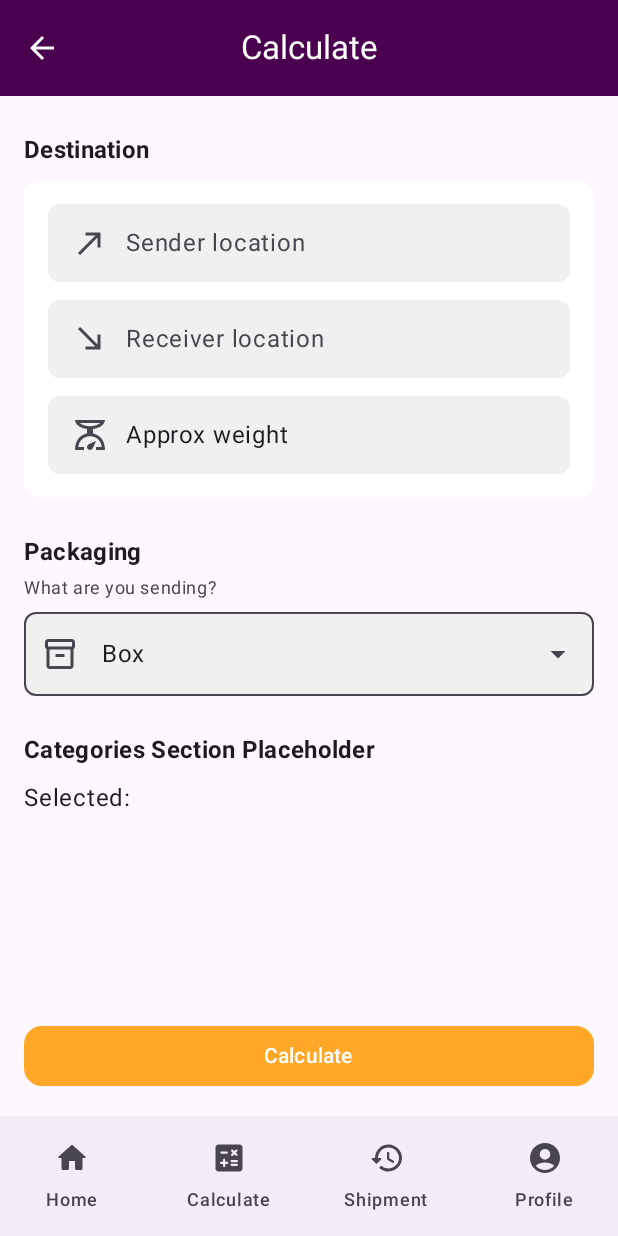
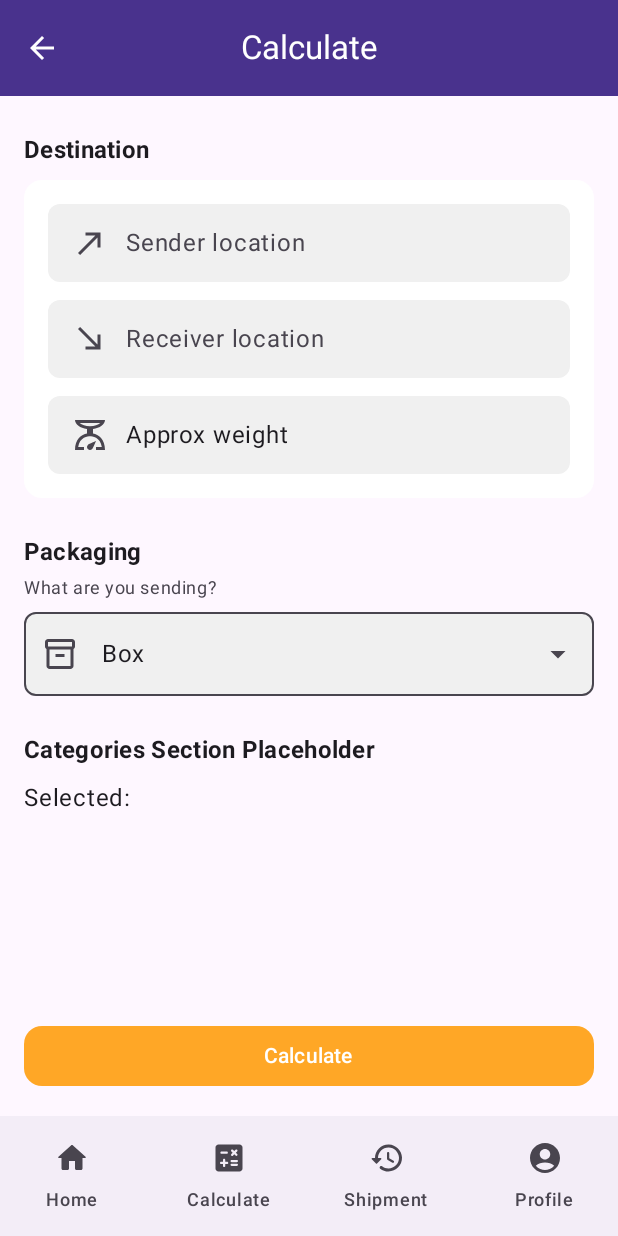
Before and after one commit to Kagiri11/Shipments, an Android app built with Jetpack Compose: the screen it shows after launch (MainActivity), item 2 of the bottom bar chosen, on a phone screen of 412 x 824 dp. Run offline under Robolectric (Android 15) with nearby library versions, the phone set to English and light mode, and no system bars; pictures from the network do not load.

Commit message:
Make notification bell a card

```diff
--- a/app/src/main/AndroidManifest.xml
+++ b/app/src/main/AndroidManifest.xml
@@ -17,6 +17,7 @@
         <activity
             android:name=".MainActivity"
             android:exported="true"
+            android:windowSoftInputMode="adjustResize"
             android:label="@string/app_name"
             android:theme="@style/Theme.Shipments">
             <intent-filter>
--- a/app/src/main/java/com/cmaina/shipments/MainActivity.kt
+++ b/app/src/main/java/com/cmaina/shipments/MainActivity.kt
@@ -1,7 +1,10 @@
 package com.cmaina.shipments
 
+import android.graphics.Color
 import android.os.Bundle
+import android.view.WindowInsets
 import androidx.activity.ComponentActivity
+import androidx.activity.SystemBarStyle
 import androidx.activity.compose.setContent
 import androidx.activity.enableEdgeToEdge
 import androidx.compose.foundation.layout.fillMaxSize
@@ -11,13 +14,18 @@ import androidx.compose.material3.Text
 import androidx.compose.runtime.Composable
 import androidx.compose.ui.Modifier
 import androidx.compose.ui.tooling.preview.Preview
+import androidx.core.view.ViewCompat
+import androidx.core.view.WindowCompat
+import androidx.core.view.WindowInsetsControllerCompat
 import com.cmaina.shipments.ui.MainScreen
 import com.cmaina.shipments.ui.theme.ShipmentsTheme
 
 class MainActivity : ComponentActivity() {
     override fun onCreate(savedInstanceState: Bundle?) {
         super.onCreate(savedInstanceState)
-        enableEdgeToEdge()
+        enableEdgeToEdge(
+            statusBarStyle = SystemBarStyle.auto(Color.TRANSPARENT, Color.TRANSPARENT)
+        )
         setContent {
             ShipmentsTheme {
                 MainScreen()
--- a/app/src/main/java/com/cmaina/shipments/ui/MainScreen.kt
+++ b/app/src/main/java/com/cmaina/shipments/ui/MainScreen.kt
@@ -1,6 +1,7 @@
 package com.cmaina.shipments.ui
 
 import androidx.compose.foundation.layout.padding
+import androidx.compose.foundation.layout.safeContentPadding
 import androidx.compose.material3.Scaffold
 import androidx.compose.runtime.Composable
 import androidx.compose.ui.Modifier
--- a/app/src/main/java/com/cmaina/shipments/ui/screens/calculate/CalculateTopAppBar.kt
+++ b/app/src/main/java/com/cmaina/shipments/ui/screens/calculate/CalculateTopAppBar.kt
@@ -2,6 +2,7 @@
 // Or place directly in CalculateScreen.kt if it's not reused extensively.
 package com.cmaina.shipments.ui.screens.calculate
 
+import androidx.compose.foundation.layout.WindowInsets
 import androidx.compose.material.icons.Icons
 import androidx.compose.material.icons.automirrored.filled.ArrowBack
 import androidx.compose.material3.CenterAlignedTopAppBar
@@ -14,6 +15,8 @@ import androidx.compose.material3.TopAppBarDefaults
 import androidx.compose.runtime.Composable
 import androidx.compose.ui.graphics.Color
 import androidx.compose.ui.tooling.preview.Preview
+import androidx.compose.ui.unit.dp
+import com.cmaina.shipments.ui.theme.ShipmentsPurple
 
 // Assuming these colors are defined in a central place or accessible
 val AppBarBackgroundColor = Color(0xFF4A004E) // Same deep purple
@@ -29,7 +32,7 @@ fun CalculateTopAppBar(
             Text(
                 text = "Calculate",
                 style = MaterialTheme.typography.titleLarge,
-                color = AppBarContentColor
+                color = Color.White
             )
         },
         navigationIcon = {
@@ -42,10 +45,11 @@ fun CalculateTopAppBar(
             }
         },
         colors = TopAppBarDefaults.centerAlignedTopAppBarColors(
-            containerColor = AppBarBackgroundColor,
+            containerColor = ShipmentsPurple,
             titleContentColor = AppBarContentColor,
             navigationIconContentColor = AppBarContentColor
-        )
+        ),
+        windowInsets = WindowInsets(top = 0.dp)
     )
 }
 
--- a/app/src/main/java/com/cmaina/shipments/ui/screens/calculate/CalculateViewModel.kt
+++ b/app/src/main/java/com/cmaina/shipments/ui/screens/calculate/CalculateViewModel.kt
@@ -1,8 +1,9 @@
-// File: com/cmaina/shipments/ui/screens/calculate/CalculateViewModel.kt
 package com.cmaina.shipments.ui.screens.calculate
 
 import androidx.lifecycle.ViewModel
 import androidx.lifecycle.viewModelScope
+import com.cmaina.shipments.ui.screens.calculate.components.CalculateFormField
+import com.cmaina.shipments.ui.screens.calculate.components.CalculateScreenUiState
 import kotlinx.coroutines.delay
 import kotlinx.coroutines.flow.MutableStateFlow
 import kotlinx.coroutines.flow.StateFlow
--- a/app/src/main/java/com/cmaina/shipments/ui/screens/calculate/DestinationSection.kt
+++ b/app/src/main/java/com/cmaina/shipments/ui/screens/calculate/DestinationSection.kt
@@ -20,6 +20,8 @@ import androidx.compose.ui.Modifier
 import androidx.compose.ui.graphics.Color
 import androidx.compose.ui.text.font.FontWeight
 import androidx.compose.ui.unit.dp
+import com.cmaina.shipments.ui.screens.calculate.components.CalculateFormField
+import com.cmaina.shipments.ui.screens.calculate.components.CalculateScreenUiState
 import com.cmaina.shipments.ui.screens.calculate.components.FormEntryField // Import FormEntryField
 
 // ... (CalculateTopAppBar, CalculateScreen, PackagingSection stub, CategoriesSection stub, Previews) ...
--- a/app/src/main/java/com/cmaina/shipments/ui/screens/calculate/PackagingSection.kt
+++ b/app/src/main/java/com/cmaina/shipments/ui/screens/calculate/PackagingSection.kt
@@ -21,9 +21,10 @@ import androidx.compose.runtime.mutableStateOf
 import androidx.compose.runtime.remember
 import androidx.compose.runtime.setValue
 import androidx.compose.ui.Modifier
-import androidx.compose.ui.graphics.Color
 import androidx.compose.ui.text.font.FontWeight
 import androidx.compose.ui.unit.dp
+import com.cmaina.shipments.ui.screens.calculate.components.CalculateFormField
+import com.cmaina.shipments.ui.screens.calculate.components.CalculateScreenUiState
 import com.cmaina.shipments.ui.screens.calculate.components.FormFieldBackgroundColor // Ensure this is accessible
 
 // ... (CalculateTopAppBar, CalculateScreen, DestinationSection, CategoriesSection stub, Previews) ...
--- a/app/src/main/java/com/cmaina/shipments/ui/screens/calculate/CalculateScreenUiState.kt
+++ b/app/src/main/java/com/cmaina/shipments/ui/screens/calculate/components/CalculateScreenUiState.kt
@@ -1,5 +1,4 @@
-// File: com/cmaina/shipments/ui/screens/calculate/CalculateScreenUiState.kt
-package com.cmaina.shipments.ui.screens.calculate
+package com.cmaina.shipments.ui.screens.calculate.components
 
 // Enum to identify different form fields for validation or state management
 enum class CalculateFormField {
--- a/app/src/main/java/com/cmaina/shipments/ui/screens/home/HomeHeaderSection.kt
+++ b/app/src/main/java/com/cmaina/shipments/ui/screens/home/HomeHeaderSection.kt
@@ -7,6 +7,7 @@ import androidx.compose.foundation.layout.Arrangement
 import androidx.compose.foundation.layout.Column
 import androidx.compose.foundation.layout.Row
 import androidx.compose.foundation.layout.Spacer
+import androidx.compose.foundation.layout.fillMaxSize
 import androidx.compose.foundation.layout.fillMaxWidth
 import androidx.compose.foundation.layout.padding
 import androidx.compose.foundation.layout.size
@@ -16,9 +17,12 @@ import androidx.compose.material.icons.Icons
 import androidx.compose.material.icons.filled.ArrowDropDown
 import androidx.compose.material.icons.outlined.Notifications
 import androidx.compose.material3.BadgedBox // For potential notification count
+import androidx.compose.material3.Card
+import androidx.compose.material3.CardDefaults
 import androidx.compose.material3.ExperimentalMaterial3Api // For BadgedBox
 import androidx.compose.material3.Icon
 import androidx.compose.material3.IconButton
+import androidx.compose.material3.IconButtonDefaults
 import androidx.compose.material3.MaterialTheme
 import androidx.compose.material3.Text
 import androidx.compose.runtime.Composable
@@ -109,32 +113,20 @@ fun HomeHeaderSection(
 
         // Right side: Notification Icon
         // If you want to show a badge for notificationCount > 0
-        if (notificationCount > 0) {
-            BadgedBox(
-                badge = {
-                    // You can customize the badge, e.g., Text(notificationCount.toString())
-                    // For now, a simple dot badge as in some Material designs if count > 0
-                    // However, the dribble design doesn't show a count, just the bell.
-                    // So, this BadgedBox might be overkill unless counts are to be shown.
-                    // For simplicity if no count is shown on badge: just use IconButton directly.
-                }
-            ) {
-                IconButton(onClick = onNotificationClick) {
-                    Icon(
-                        imageVector = Icons.Outlined.Notifications,
-                        contentDescription = "Notifications",
-                        tint = Color.White,
-                        modifier = Modifier.size(28.dp)
-                    )
-                }
-            }
-        } else { // Default: No badge, just the icon button
-            IconButton(onClick = onNotificationClick) {
+        Card(
+            modifier = Modifier.size(50.dp),
+            shape = CircleShape,
+            colors = CardDefaults.cardColors(
+                containerColor = Color.White
+            ),
+            elevation = CardDefaults.cardElevation(defaultElevation = 4.dp),
+            onClick = onNotificationClick
+        ) {
+            IconButton(onClick = {}, modifier = Modifier.fillMaxSize()) {
                 Icon(
+                    tint = Color.Black,
                     imageVector = Icons.Outlined.Notifications,
-                    contentDescription = "Notifications",
-                    tint = Color.White,
-                    modifier = Modifier.size(28.dp)
+                    contentDescription = "Notifications"
                 )
             }
         }
--- a/app/src/main/java/com/cmaina/shipments/ui/screens/home/HomeScreen.kt
+++ b/app/src/main/java/com/cmaina/shipments/ui/screens/home/HomeScreen.kt
@@ -10,6 +10,7 @@ import androidx.compose.foundation.layout.fillMaxSize
 import androidx.compose.foundation.layout.fillMaxWidth
 import androidx.compose.foundation.layout.height
 import androidx.compose.foundation.layout.padding
+import androidx.compose.foundation.layout.safeContentPadding
 import androidx.compose.foundation.lazy.LazyColumn
 import androidx.compose.material3.CircularProgressIndicator
 import androidx.compose.material3.ExperimentalMaterial3Api
@@ -25,6 +26,7 @@ import androidx.compose.runtime.getValue
 import androidx.compose.runtime.remember
 import androidx.compose.ui.Alignment
 import androidx.compose.ui.Modifier
+import androidx.compose.ui.graphics.Color
 import androidx.compose.ui.tooling.preview.Preview
 import androidx.compose.ui.unit.dp
 import androidx.lifecycle.viewmodel.compose.viewModel
--- a/app/src/main/java/com/cmaina/shipments/ui/screens/home/HomeSearchBar.kt
+++ b/app/src/main/java/com/cmaina/shipments/ui/screens/home/HomeSearchBar.kt
@@ -8,11 +8,13 @@ import androidx.compose.foundation.layout.Row
 import androidx.compose.foundation.layout.fillMaxWidth
 import androidx.compose.foundation.layout.padding
 import androidx.compose.foundation.layout.size
+import androidx.compose.foundation.layout.wrapContentSize
 import androidx.compose.foundation.shape.CircleShape
 import androidx.compose.foundation.shape.RoundedCornerShape
 import androidx.compose.material.icons.Icons
 import androidx.compose.material.icons.filled.QrCodeScanner // Example for the scan icon
 import androidx.compose.material.icons.filled.Search
+import androidx.compose.material3.Card
 import androidx.compose.material3.ExperimentalMaterial3Api
 import androidx.compose.material3.Icon
 import androidx.compose.material3.IconButton
@@ -31,6 +33,7 @@ import androidx.compose.ui.focus.onFocusChanged
 import androidx.compose.ui.graphics.Color
 import androidx.compose.ui.tooling.preview.Preview
 import androidx.compose.ui.unit.dp
+import com.cmaina.shipments.ui.theme.ShipmentsBrown
 import com.cmaina.shipments.ui.theme.ShipmentsPurple
 
 // Color defined in HomeScreen.kt or your Theme.kt
@@ -54,7 +57,7 @@ fun HomeSearchBar(
             value = searchQuery,
             onValueChange = onQueryChange,
             modifier = modifier
-                .fillMaxWidth()
+                .weight(0.8f)
                 .padding(horizontal = 16.dp, vertical = 8.dp)
                 .onFocusChanged { focusState ->
                     if (focusState.isFocused) {
@@ -69,11 +72,11 @@ fun HomeSearchBar(
                 )
             },
             trailingIcon = {
-                IconButton(onClick = onScanClick) {
+                Card(modifier = Modifier.wrapContentSize(), shape = CircleShape) {
                     Box(
                         modifier = Modifier
-                            .size(36.dp) // Size of the orange circle
-                            .background(Color.White, CircleShape),
+                            .size(40.dp) // Size of the orange circle
+                            .background(ShipmentsBrown, CircleShape),
                         contentAlignment = Alignment.Center
                     ) {
                         Icon(
--- a/app/src/main/java/com/cmaina/shipments/ui/screens/home/TrackingSection.kt
+++ b/app/src/main/java/com/cmaina/shipments/ui/screens/home/TrackingSection.kt
@@ -10,6 +10,7 @@ import androidx.compose.foundation.layout.Column
 import androidx.compose.foundation.layout.IntrinsicSize
 import androidx.compose.foundation.layout.Row
 import androidx.compose.foundation.layout.Spacer
+import androidx.compose.foundation.layout.fillMaxSize
 import androidx.compose.foundation.layout.fillMaxWidth
 import androidx.compose.foundation.layout.height
 import androidx.compose.foundation.layout.padding
@@ -19,9 +20,7 @@ import androidx.compose.foundation.shape.CircleShape
 import androidx.compose.material.icons.Icons
 import androidx.compose.material.icons.filled.Add
 import androidx.compose.material.icons.filled.Apartment // Placeholder for Sender/Receiver
-import androidx.compose.material.icons.filled.ErrorOutline // Placeholder for forklift if URL fails
-import androidx.compose.material3.Card
-import androidx.compose.material3.CardDefaults
+import androidx.compose.material3.ButtonDefaults
 import androidx.compose.material3.Icon
 import androidx.compose.material3.MaterialTheme
 import androidx.compose.material3.OutlinedButton
@@ -31,18 +30,17 @@ import androidx.compose.ui.Alignment
 import androidx.compose.ui.Modifier
 import androidx.compose.ui.draw.clip
 import androidx.compose.ui.graphics.Color
-import androidx.compose.ui.graphics.vector.ImageVector
 import androidx.compose.ui.layout.ContentScale
 import androidx.compose.ui.platform.LocalContext
 import androidx.compose.ui.text.font.FontWeight
 import androidx.compose.ui.tooling.preview.Preview
 import androidx.compose.ui.unit.dp
-import androidx.compose.ui.unit.sp
 import coil.compose.rememberAsyncImagePainter
 import coil.request.ImageRequest
 import com.cmaina.shipments.R // For placeholder drawables
 import com.cmaina.shipments.domain.model.tracking.ActiveTrackingSummary
 import com.cmaina.shipments.domain.model.tracking.TrackingParty
+import com.cmaina.shipments.ui.theme.ShipmentsBrown
 
 // --- Tracking Section Composable ---
 @Composable
@@ -61,25 +59,18 @@ fun TrackingSection(
             style = MaterialTheme.typography.titleLarge.copy(fontWeight = FontWeight.Bold),
             modifier = Modifier.padding(bottom = 12.dp)
         )
-        TrackingInfoCard(
+        TrackingInfoSection(
             trackingInfo = trackingInfo,
             onAddStopClick = onAddStopClick
         )
     }
 }
 
-// --- Tracking Info Card Composable ---
+// --- Tracking Info Composable ---
 @Composable
-fun TrackingInfoCard(
+fun TrackingInfoSection(
     trackingInfo: ActiveTrackingSummary,
-    onAddStopClick: () -> Unit,
-    modifier: Modifier = Modifier
-) {
-    Card(
-        modifier = modifier.fillMaxWidth(),
-        elevation = CardDefaults.cardElevation(defaultElevation = 2.dp),
-        shape = MaterialTheme.shapes.medium, // Or RoundedCornerShape(12.dp)
-        colors = CardDefaults.cardColors(containerColor = MaterialTheme.colorScheme.surface)
+    onAddStopClick: () -> Unit
 ) {
     Column(
         modifier = Modifier
@@ -190,18 +181,17 @@ fun TrackingInfoCard(
 
         // Bottom: Add Stop Button
         if (trackingInfo.allowAddStopFeature) {
-                OutlinedButton(
-                    onClick = onAddStopClick,
-                    modifier = Modifier.align(Alignment.CenterHorizontally)
-                ) {
+            Row(modifier = Modifier.fillMaxSize(),
+                horizontalArrangement = Arrangement.Center) {
                 Icon(
-                        Icons.Filled.Add,
+                    imageVector = Icons.Filled.Add,
                     contentDescription = "Add Stop Icon",
-                        modifier = Modifier.size(18.dp)
+                    modifier = Modifier.size(18.dp),
+                    tint = ShipmentsBrown
                 )
                 Spacer(modifier = Modifier.width(8.dp))
-                    Text("Add Stop")
-                }
+                Text(text = "Add Stop",
+                    color = ShipmentsBrown)
             }
         }
     }
@@ -264,7 +254,7 @@ fun TrackingSectionPreview() {
 @Composable
 fun TrackingInfoCardPreview() {
     MaterialTheme {
-        TrackingInfoCard(
+        TrackingInfoSection(
             trackingInfo = ActiveTrackingSummary(
                 shipmentNumber = "PREVIEW123456789",
                 vehicleIconUrl = null, // Test placeholder
--- a/app/src/main/java/com/cmaina/shipments/ui/theme/Color.kt
+++ b/app/src/main/java/com/cmaina/shipments/ui/theme/Color.kt
@@ -3,9 +3,9 @@ package com.cmaina.shipments.ui.theme
 import androidx.compose.ui.graphics.Color
 
 val ShipmentsSmokeWhite = Color(0xFFf3f2f2)
-val ShipmentsPurple = Color(0xFF4b3491)
+val ShipmentsPurple = Color(0xFF49328D)
 val ShipmentsMirage = Color(0xFF14202d)
-val ShipmentsBrown = Color(0xFFd97136)
+val ShipmentsBrown = Color(0xFFDE773B)
 val ShipmentsTeal = Color(0xFF4cb485)
 val ShipmentsTuna = Color(0xFF313644)
 val ShipmentsGrey = Color(0xFFaaaaaa)
--- a/app/src/main/java/com/cmaina/shipments/ui/theme/Theme.kt
+++ b/app/src/main/java/com/cmaina/shipments/ui/theme/Theme.kt
@@ -1,44 +1,23 @@
 package com.cmaina.shipments.ui.theme
 
-import android.os.Build
-import androidx.compose.foundation.isSystemInDarkTheme
 import androidx.compose.material3.MaterialTheme
-import androidx.compose.material3.darkColorScheme
-import androidx.compose.material3.dynamicDarkColorScheme
-import androidx.compose.material3.dynamicLightColorScheme
 import androidx.compose.material3.lightColorScheme
 import androidx.compose.runtime.Composable
 import androidx.compose.ui.graphics.Color
-import androidx.compose.ui.platform.LocalContext
 
-private val DarkColorScheme = darkColorScheme(
-    primary = ShipmentsPurple,
-    secondary = Color.White
-)
 
-private val LightColorScheme = lightColorScheme(
+private val ColorScheme = lightColorScheme(
     primary = ShipmentsPurple,
     secondary = Color.White
 )
 
 @Composable
 fun ShipmentsTheme(
-    darkTheme: Boolean = isSystemInDarkTheme(),
-    dynamicColor: Boolean = false,
     content: @Composable () -> Unit
 ) {
-    val colorScheme = when {
-        dynamicColor && Build.VERSION.SDK_INT >= Build.VERSION_CODES.S -> {
-            val context = LocalContext.current
-            if (darkTheme) dynamicDarkColorScheme(context) else dynamicLightColorScheme(context)
-        }
-
-        darkTheme -> DarkColorScheme
-        else -> LightColorScheme
-    }
 
     MaterialTheme(
-        colorScheme = LightColorScheme,
+        colorScheme = ColorScheme,
         typography = Typography,
         content = content
     )
--- a/app/src/main/res/values/themes.xml
+++ b/app/src/main/res/values/themes.xml
@@ -1,5 +1,20 @@
 <?xml version="1.0" encoding="utf-8"?>
 <resources>
 
-    <style name="Theme.Shipments" parent="android:Theme.Material.Light.NoActionBar" />
+    <style name="Theme.Shipments" parent="android:Theme.Material.Light.NoActionBar">
+        <!-- Optional: set to transparent if your app is drawing behind the status bar. -->
+        <item name="android:statusBarColor">
+            @android:color/transparent
+        </item>
+
+        <item name="android:navigationBarColor">
+            @android:color/transparent
+        </item>
+
+        <!-- Optional: set for a light status bar with dark content. -->
+        <item name="android:windowLightStatusBar">
+            true
+        </item>
+    </style>
+
 </resources>
```
Also changed, not shown: app/src/main/java/com/cmaina/shipments/ui/screens/calculate/CalculateScreen.kt (+3 -11 lines), app/src/main/java/com/cmaina/shipments/ui/screens/home/HomeScreenCopy.kt (deleted, +0 -165 lines). Lines whose indentation alone changed are shown as unchanged.
